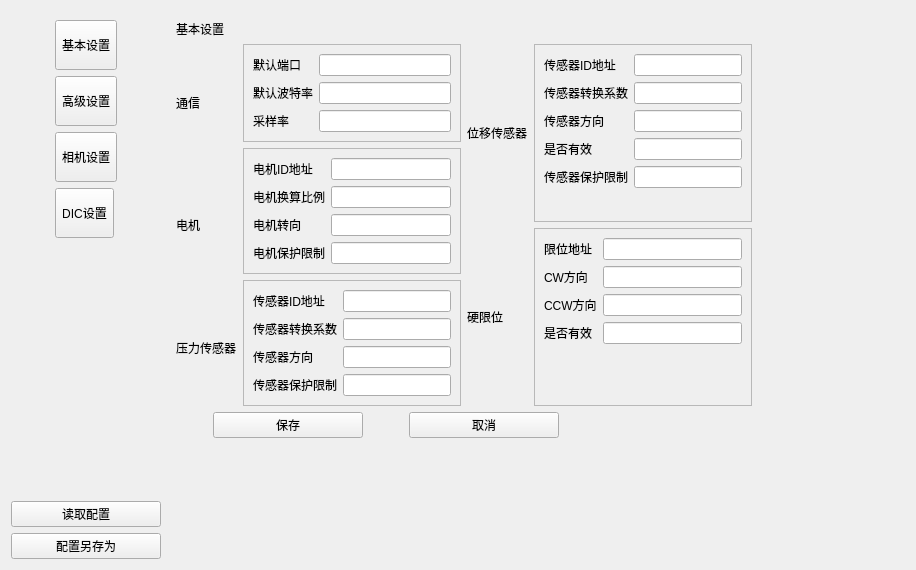
Qt form MainUI/systemwidget.ui (Mr-tang0/MINIMTS) before a commit.
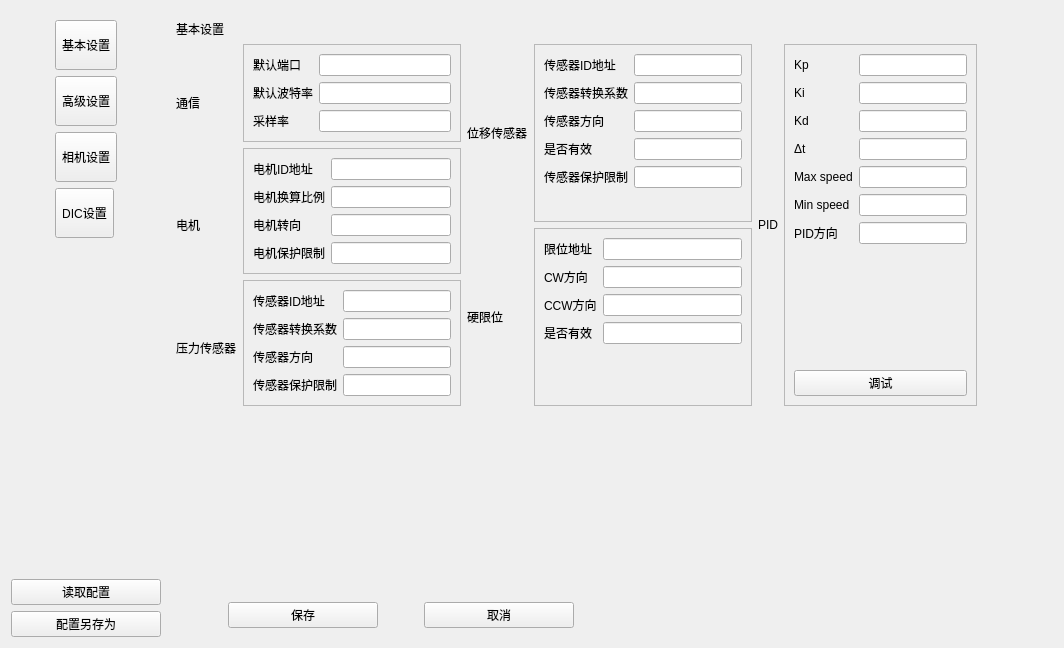
The same form after that commit. The open tabs and pages were chosen to show the change.

```diff
--- a/MainUI/systemwidget.ui
+++ b/MainUI/systemwidget.ui
@@ -6,17 +6,15 @@
    <rect>
     <x>0</x>
     <y>0</y>
-    <width>916</width>
-    <height>570</height>
+    <width>1064</width>
+    <height>648</height>
    </rect>
   </property>
   <property name="windowTitle">
    <string>Form</string>
   </property>
-  <layout class="QGridLayout" name="gridLayout_6">
+  <layout class="QGridLayout" name="gridLayout_22">
    <item row="0" column="0">
-    <layout class="QHBoxLayout" name="horizontalLayout">
-     <item>
       <layout class="QVBoxLayout" name="verticalLayout_7" stretch="1,0">
        <item>
         <widget class="QWidget" name="menuWidget" native="true">
@@ -145,7 +143,7 @@
        </item>
       </layout>
      </item>
-     <item>
+   <item row="0" column="1">
       <widget class="QStackedWidget" name="stackedWidget">
        <property name="styleSheet">
         <string notr="true"/>
@@ -154,108 +152,9 @@
         <number>2</number>
        </property>
        <widget class="QWidget" name="normalSet">
-        <layout class="QGridLayout" name="gridLayout_2">
-         <item row="2" column="0">
-          <layout class="QHBoxLayout" name="horizontalLayout_3" stretch="1,0,0,0,9">
-           <item>
-            <spacer name="horizontalSpacer_3">
-             <property name="orientation">
-              <enum>Qt::Horizontal</enum>
-             </property>
-             <property name="sizeHint" stdset="0">
-              <size>
-               <width>40</width>
-               <height>20</height>
-              </size>
-             </property>
-            </spacer>
-           </item>
-           <item>
-            <widget class="QPushButton" name="save">
-             <property name="minimumSize">
-              <size>
-               <width>150</width>
-               <height>0</height>
-              </size>
-             </property>
-             <property name="text">
-              <string>保存</string>
-             </property>
-            </widget>
-           </item>
-           <item>
-            <spacer name="horizontalSpacer_2">
-             <property name="orientation">
-              <enum>Qt::Horizontal</enum>
-             </property>
-             <property name="sizeHint" stdset="0">
-              <size>
-               <width>40</width>
-               <height>20</height>
-              </size>
-             </property>
-            </spacer>
-           </item>
-           <item>
-            <widget class="QPushButton" name="cancel">
-             <property name="minimumSize">
-              <size>
-               <width>150</width>
-               <height>0</height>
-              </size>
-             </property>
-             <property name="text">
-              <string>取消</string>
-             </property>
-            </widget>
-           </item>
-           <item>
-            <spacer name="horizontalSpacer">
-             <property name="orientation">
-              <enum>Qt::Horizontal</enum>
-             </property>
-             <property name="sizeHint" stdset="0">
-              <size>
-               <width>40</width>
-               <height>20</height>
-              </size>
-             </property>
-            </spacer>
-           </item>
-          </layout>
-         </item>
-         <item row="0" column="0">
-          <layout class="QHBoxLayout" name="horizontalLayout_9">
-           <item>
-            <widget class="QLabel" name="label_26">
-             <property name="styleSheet">
-              <string notr="true">font: 20pt &quot;黑体&quot;;</string>
-             </property>
-             <property name="text">
-              <string>基本设置</string>
-             </property>
-             <property name="alignment">
-              <set>Qt::AlignLeading|Qt::AlignLeft|Qt::AlignVCenter</set>
-             </property>
-            </widget>
-           </item>
-          </layout>
-         </item>
-         <item row="3" column="0">
-          <spacer name="verticalSpacer">
-           <property name="orientation">
-            <enum>Qt::Vertical</enum>
-           </property>
-           <property name="sizeHint" stdset="0">
-            <size>
-             <width>20</width>
-             <height>40</height>
-            </size>
-           </property>
-          </spacer>
-         </item>
-         <item row="1" column="0">
-          <layout class="QHBoxLayout" name="horizontalLayout_2">
+      <layout class="QGridLayout" name="gridLayout_19">
+       <item row="1" column="0" colspan="2">
+        <layout class="QHBoxLayout" name="horizontalLayout">
            <item>
             <layout class="QGridLayout" name="gridLayout_3">
              <item row="0" column="0">
@@ -604,6 +503,114 @@
              </item>
             </layout>
            </item>
+         <item>
+          <layout class="QGridLayout" name="gridLayout_6">
+           <item row="0" column="0">
+            <widget class="QLabel" name="label_50">
+             <property name="text">
+              <string>PID</string>
+             </property>
+            </widget>
+           </item>
+           <item row="0" column="1">
+            <widget class="QFrame" name="frame_11">
+             <property name="frameShape">
+              <enum>QFrame::StyledPanel</enum>
+             </property>
+             <property name="frameShadow">
+              <enum>QFrame::Raised</enum>
+             </property>
+             <layout class="QGridLayout" name="gridLayout_2">
+              <item row="0" column="0">
+               <layout class="QVBoxLayout" name="verticalLayout">
+                <item>
+                 <layout class="QFormLayout" name="formLayout_5">
+                  <item row="0" column="0">
+                   <widget class="QLabel" name="label_51">
+                    <property name="text">
+                     <string>Kp</string>
+                    </property>
+                   </widget>
+                  </item>
+                  <item row="0" column="1">
+                   <widget class="QLineEdit" name="Kp"/>
+                  </item>
+                  <item row="1" column="0">
+                   <widget class="QLabel" name="label_52">
+                    <property name="text">
+                     <string>Ki</string>
+                    </property>
+                   </widget>
+                  </item>
+                  <item row="1" column="1">
+                   <widget class="QLineEdit" name="Ki"/>
+                  </item>
+                  <item row="2" column="0">
+                   <widget class="QLabel" name="label_53">
+                    <property name="text">
+                     <string>Kd</string>
+                    </property>
+                   </widget>
+                  </item>
+                  <item row="2" column="1">
+                   <widget class="QLineEdit" name="Kd"/>
+                  </item>
+                  <item row="3" column="0">
+                   <widget class="QLabel" name="label_54">
+                    <property name="text">
+                     <string>Δt</string>
+                    </property>
+                   </widget>
+                  </item>
+                  <item row="3" column="1">
+                   <widget class="QLineEdit" name="delta_t"/>
+                  </item>
+                  <item row="4" column="0">
+                   <widget class="QLabel" name="label_55">
+                    <property name="text">
+                     <string>Max speed</string>
+                    </property>
+                   </widget>
+                  </item>
+                  <item row="4" column="1">
+                   <widget class="QLineEdit" name="max_output"/>
+                  </item>
+                  <item row="5" column="0">
+                   <widget class="QLabel" name="label_56">
+                    <property name="text">
+                     <string>Min speed</string>
+                    </property>
+                   </widget>
+                  </item>
+                  <item row="5" column="1">
+                   <widget class="QLineEdit" name="min_output"/>
+                  </item>
+                  <item row="6" column="0">
+                   <widget class="QLabel" name="label_58">
+                    <property name="text">
+                     <string>PID方向</string>
+                    </property>
+                   </widget>
+                  </item>
+                  <item row="6" column="1">
+                   <widget class="QLineEdit" name="pidDir"/>
+                  </item>
+                 </layout>
+                </item>
+                <item>
+                 <widget class="QPushButton" name="openPIDController">
+                  <property name="text">
+                   <string>调试</string>
+                  </property>
+                 </widget>
+                </item>
+               </layout>
+              </item>
+             </layout>
+            </widget>
+           </item>
+          </layout>
+         </item>
            <item>
             <spacer name="horizontalSpacer_7">
              <property name="orientation">
@@ -619,6 +626,101 @@
            </item>
           </layout>
          </item>
+       <item row="0" column="0">
+        <widget class="QLabel" name="label_26">
+         <property name="styleSheet">
+          <string notr="true">font: 20pt &quot;黑体&quot;;</string>
+         </property>
+         <property name="text">
+          <string>基本设置</string>
+         </property>
+         <property name="alignment">
+          <set>Qt::AlignLeading|Qt::AlignLeft|Qt::AlignVCenter</set>
+         </property>
+        </widget>
+       </item>
+       <item row="3" column="0">
+        <layout class="QHBoxLayout" name="horizontalLayout_3" stretch="1,0,0,0,9">
+         <item>
+          <spacer name="horizontalSpacer_3">
+           <property name="orientation">
+            <enum>Qt::Horizontal</enum>
+           </property>
+           <property name="sizeHint" stdset="0">
+            <size>
+             <width>40</width>
+             <height>20</height>
+            </size>
+           </property>
+          </spacer>
+         </item>
+         <item>
+          <widget class="QPushButton" name="save">
+           <property name="minimumSize">
+            <size>
+             <width>150</width>
+             <height>0</height>
+            </size>
+           </property>
+           <property name="text">
+            <string>保存</string>
+           </property>
+          </widget>
+         </item>
+         <item>
+          <spacer name="horizontalSpacer_2">
+           <property name="orientation">
+            <enum>Qt::Horizontal</enum>
+           </property>
+           <property name="sizeHint" stdset="0">
+            <size>
+             <width>40</width>
+             <height>20</height>
+            </size>
+           </property>
+          </spacer>
+         </item>
+         <item>
+          <widget class="QPushButton" name="cancel">
+           <property name="minimumSize">
+            <size>
+             <width>150</width>
+             <height>0</height>
+            </size>
+           </property>
+           <property name="text">
+            <string>取消</string>
+           </property>
+          </widget>
+         </item>
+         <item>
+          <spacer name="horizontalSpacer">
+           <property name="orientation">
+            <enum>Qt::Horizontal</enum>
+           </property>
+           <property name="sizeHint" stdset="0">
+            <size>
+             <width>40</width>
+             <height>20</height>
+            </size>
+           </property>
+          </spacer>
+         </item>
+        </layout>
+       </item>
+       <item row="2" column="0">
+        <spacer name="verticalSpacer">
+         <property name="orientation">
+          <enum>Qt::Vertical</enum>
+         </property>
+         <property name="sizeHint" stdset="0">
+          <size>
+           <width>20</width>
+           <height>40</height>
+          </size>
+         </property>
+        </spacer>
+       </item>
         </layout>
        </widget>
        <widget class="QWidget" name="advanceSet">
@@ -1198,8 +1300,6 @@
         </widget>
        </widget>
       </widget>
-     </item>
-    </layout>
    </item>
   </layout>
  </widget>
```
Left out of the diff: 89 changed lines with no effect on the pictures. Lines whose indentation alone changed are shown as unchanged.
